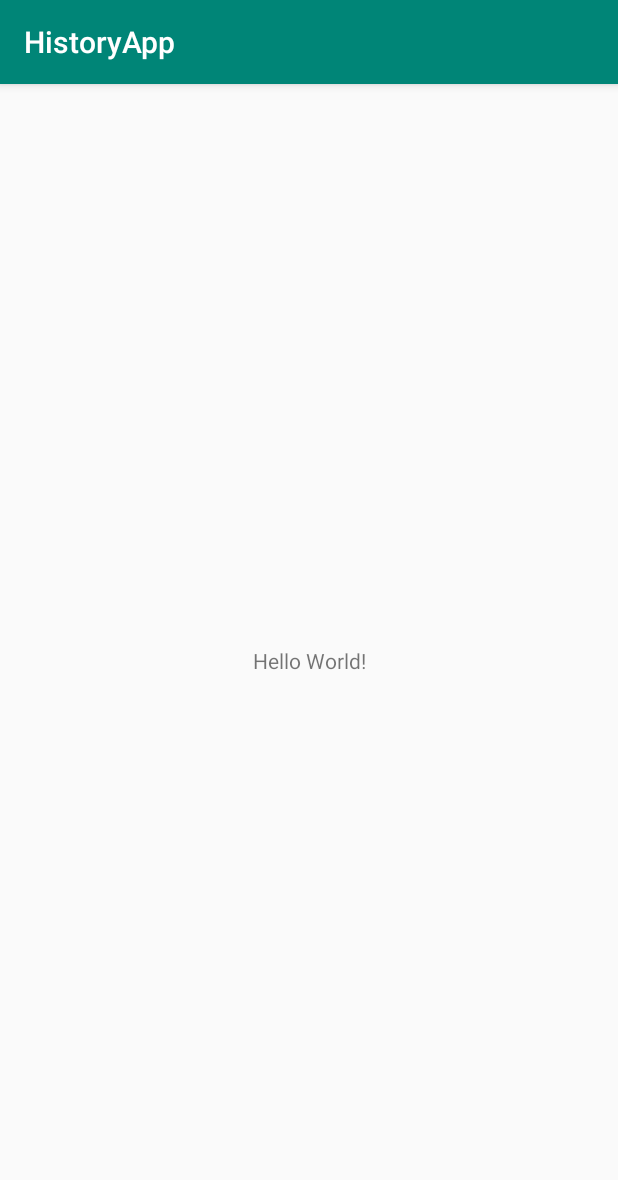
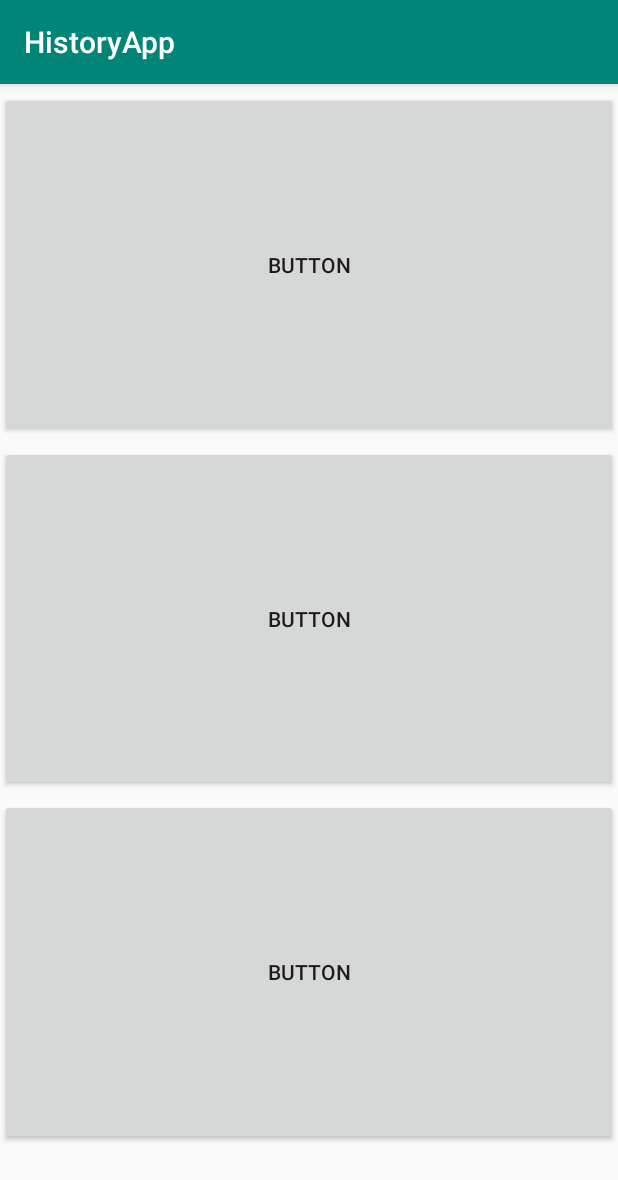
Before and after one commit to RJLgit/HistoryApp, an Android app: the screen it shows after launch (MainActivity), on a phone screen of 412 x 824 dp. Shown: the top 1180 px of the screen. Run offline under Robolectric (Android 15) with nearby library versions, the phone set to English and light mode, and no system bars.

Commit message:
Created Button layour on main activity - responsive to size of device

```diff
--- a/app/src/main/res/layout/activity_main.xml
+++ b/app/src/main/res/layout/activity_main.xml
@@ -4,15 +4,41 @@
     xmlns:tools="http://schemas.android.com/tools"
     android:layout_width="match_parent"
     android:layout_height="match_parent"
-    tools:context=".MainActivity">
+    tools:context=".MainActivity"
+    >
 
-    <TextView
-        android:layout_width="wrap_content"
-        android:layout_height="wrap_content"
-        android:text="Hello World!"
-        app:layout_constraintBottom_toBottomOf="parent"
-        app:layout_constraintLeft_toLeftOf="parent"
-        app:layout_constraintRight_toRightOf="parent"
+
+    <Button
+        android:id="@+id/button"
+        android:layout_width="match_parent"
+        android:layout_height="0dp"
+        app:layout_constraintHeight_percent="0.3"
+        android:text="Button"
+        android:layout_marginTop="5dp"
+        app:layout_constraintEnd_toEndOf="parent"
+        app:layout_constraintStart_toStartOf="parent"
         app:layout_constraintTop_toTopOf="parent" />
 
+    <Button
+        android:id="@+id/button2"
+        android:layout_width="match_parent"
+        android:layout_height="0dp"
+        app:layout_constraintHeight_percent="0.3"
+        android:layout_marginTop="5dp"
+        android:text="Button"
+        app:layout_constraintEnd_toEndOf="parent"
+        app:layout_constraintStart_toStartOf="parent"
+        app:layout_constraintTop_toBottomOf="@+id/button" />
+
+    <Button
+        android:id="@+id/button3"
+        android:layout_width="match_parent"
+        android:layout_height="0dp"
+        app:layout_constraintHeight_percent="0.3"
+        android:layout_marginTop="5dp"
+        android:text="Button"
+        app:layout_constraintEnd_toEndOf="parent"
+        app:layout_constraintHorizontal_bias="0.501"
+        app:layout_constraintStart_toStartOf="parent"
+        app:layout_constraintTop_toBottomOf="@+id/button2" />
 </androidx.constraintlayout.widget.ConstraintLayout>
```
